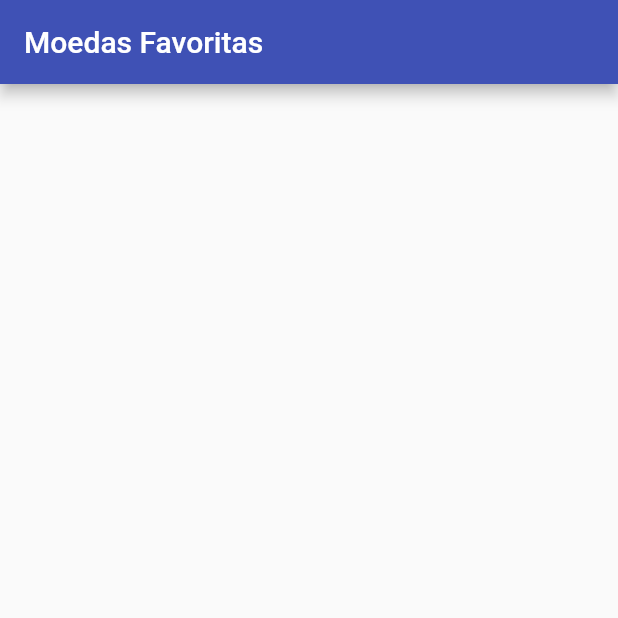
After one commit to BrunoRodrigues11/cryptoApp, a Flutter app: the screen it shows after launch, swiped to page 2, on a phone screen of 412 x 824 dp, the top half of it. The commit adds this screen. Run offline on Flutter 3.47's test engine with Material 2 defaults, Android fonts, the phone set to English and light mode, and no system bars.

Commit message:
feat: Pages Navigation

```diff
--- a/lib/main.dart
+++ b/lib/main.dart
@@ -1,3 +1,4 @@
+import 'package:cryptoapp/pages/homePage.dart';
 import 'package:cryptoapp/pages/moedas_page.dart';
 import 'package:flutter/material.dart';
 
@@ -17,7 +18,7 @@ class MyApp extends StatelessWidget {
       theme: ThemeData(
         primarySwatch: Colors.indigo,
       ),
-      home:  const MoedasPage()
+      home:  const HomePage()
     );
   }
 }
--- /dev/null
+++ b/lib/pages/favoritesPage.dart
@@ -0,0 +1,21 @@
+import 'package:flutter/material.dart';
+
+class FavoritesPage extends StatefulWidget {
+  const FavoritesPage({super.key});
+
+  @override
+  State<FavoritesPage> createState() => _FavoritesPageState();
+}
+
+class _FavoritesPageState extends State<FavoritesPage> {
+  @override
+  Widget build(BuildContext context) {
+    return Scaffold(
+      appBar: AppBar(
+        title: const Text(
+          "Moedas Favoritas"
+        ),
+      ),
+    );
+  }
+}
--- /dev/null
+++ b/lib/pages/homePage.dart
@@ -0,0 +1,38 @@
+import 'package:flutter/material.dart';
+import 'package:cryptoapp/pages/favoritesPage.dart';
+import 'package:cryptoapp/pages/moedas_page.dart';
+
+
+class HomePage extends StatefulWidget {
+  const HomePage({super.key});
+
+  @override
+  State<HomePage> createState() => _HomePageState();
+}
+
+class _HomePageState extends State<HomePage> {
+  int paginaAtual = 0;
+  late PageController pc;
+
+
+  @override
+  void initState() {
+    super.initState();
+    pc = PageController(
+      initialPage: paginaAtual
+    );
+  }
+
+  @override
+  Widget build(BuildContext context) {
+    return Scaffold(
+      body: PageView(
+        controller: pc,
+        children: [
+          MoedasPage(),
+          FavoritesPage(),
+        ],
+      ),
+    );
+  }
+}
```
